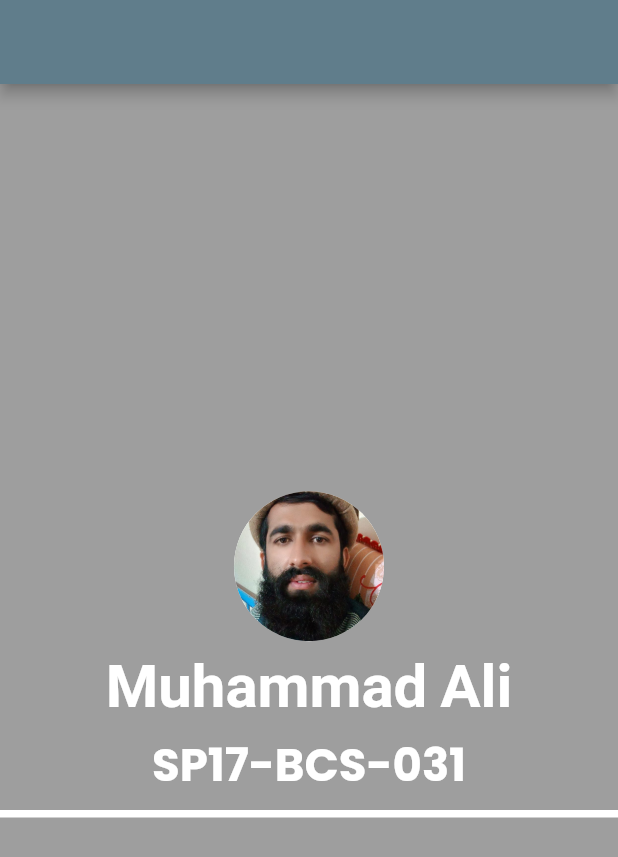
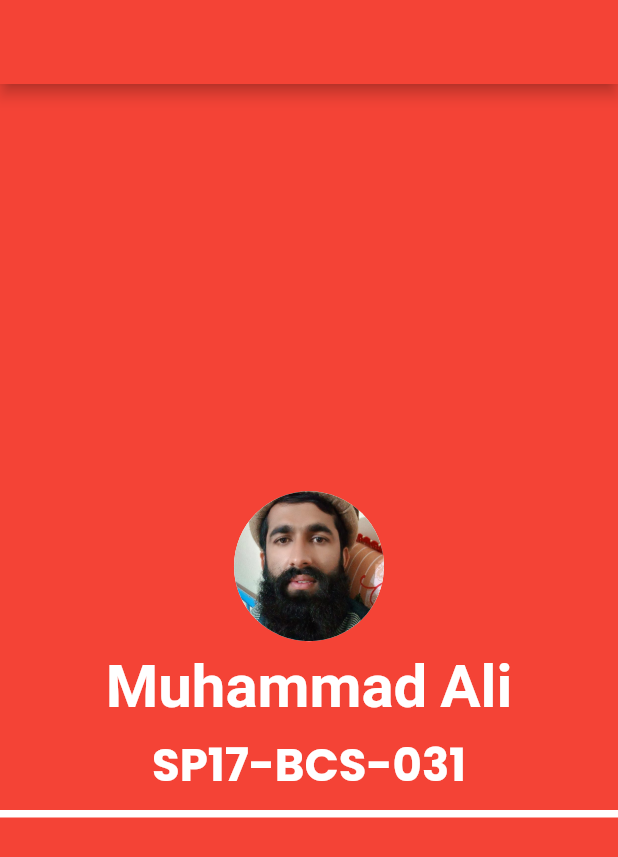
Before and after one commit to MuhammadAlikhichi/SP17-BCS-031-NOTESAPP, a Flutter app: the splashscreen screen opened directly, on a phone screen of 412 x 824 dp. Shown: the top 857 px of the screen. Run offline on Flutter 3.47's test engine with Material 2 defaults, Android fonts, the phone set to English and light mode, and no system bars; our stand-ins replace get, google_fonts, share, sqflite; missing offline and left inert: string_stats; accounts and stored records are empty; project files that could hold a hidden picture were left out.

Commit message:
ui changing

```diff
--- a/lib/splashscreen.dart
+++ b/lib/splashscreen.dart
@@ -24,9 +24,9 @@ class _splashscreenState extends State<splashscreen> {
   Widget build(BuildContext context) {
     return Scaffold(
       appBar: AppBar(
-        backgroundColor: Colors.blueGrey,
+        backgroundColor: Colors.red,
       ),
-      backgroundColor: Colors.grey,
+      backgroundColor: Colors.red,
       body: SafeArea(
         child: Column(
           mainAxisAlignment: MainAxisAlignment.center,
```
